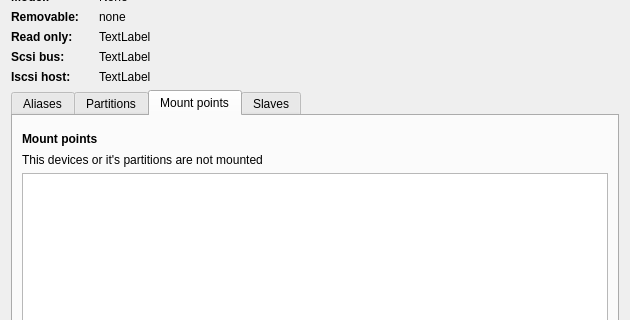
This is ui/devinfo.ui in iddekingej/blgui as Qt 5 draws it before an edit; both pictures show x 0 to 630 and y 169 to 489 of the 630 by 656 pixel window. The edited form follows.
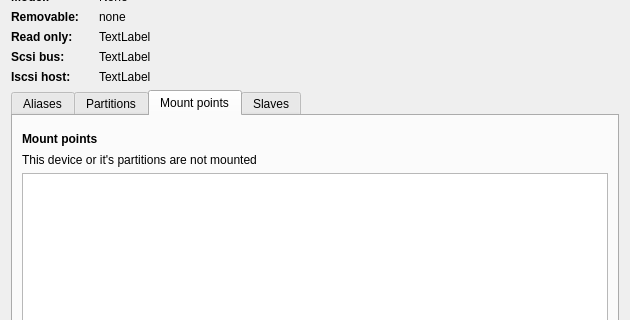
This is the edited form. The open tabs and pages were chosen to show the change.

```diff
--- a/ui/devinfo.ui
+++ b/ui/devinfo.ui
@@ -484,7 +484,7 @@
            <item alignment="Qt::AlignTop">
             <widget class="QLabel" name="noMountPointsLabel">
              <property name="text">
-              <string>This devices or it's partitions are not mounted</string>
+              <string>This device or it's partitions are not mounted</string>
              </property>
             </widget>
            </item>
```
